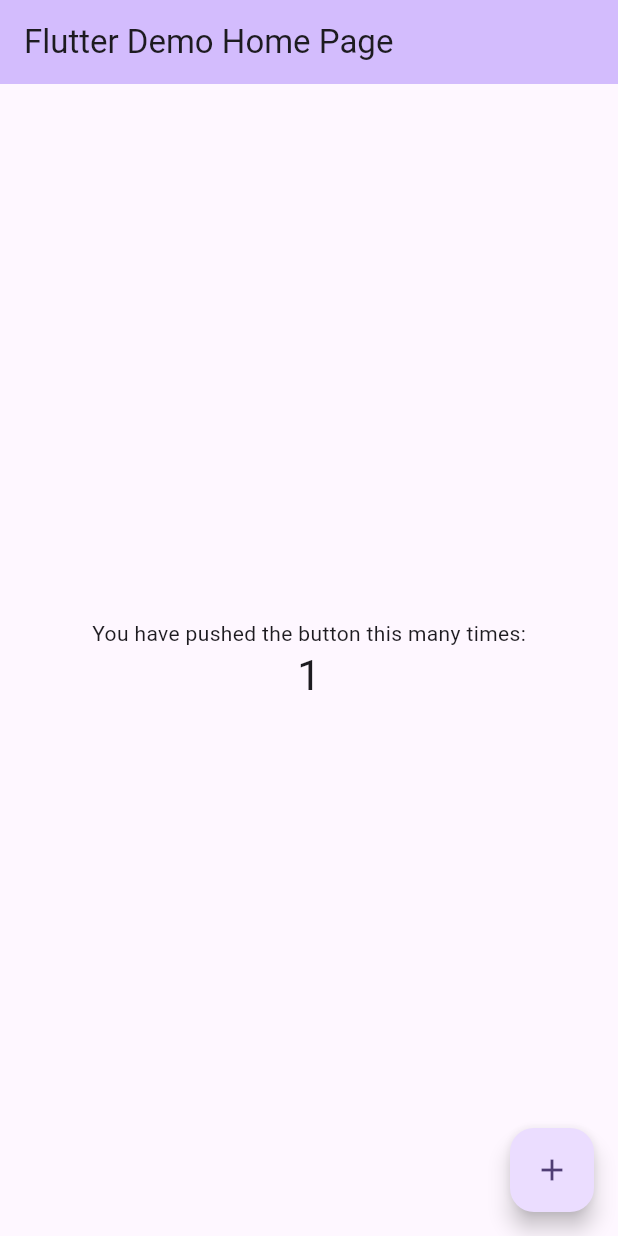
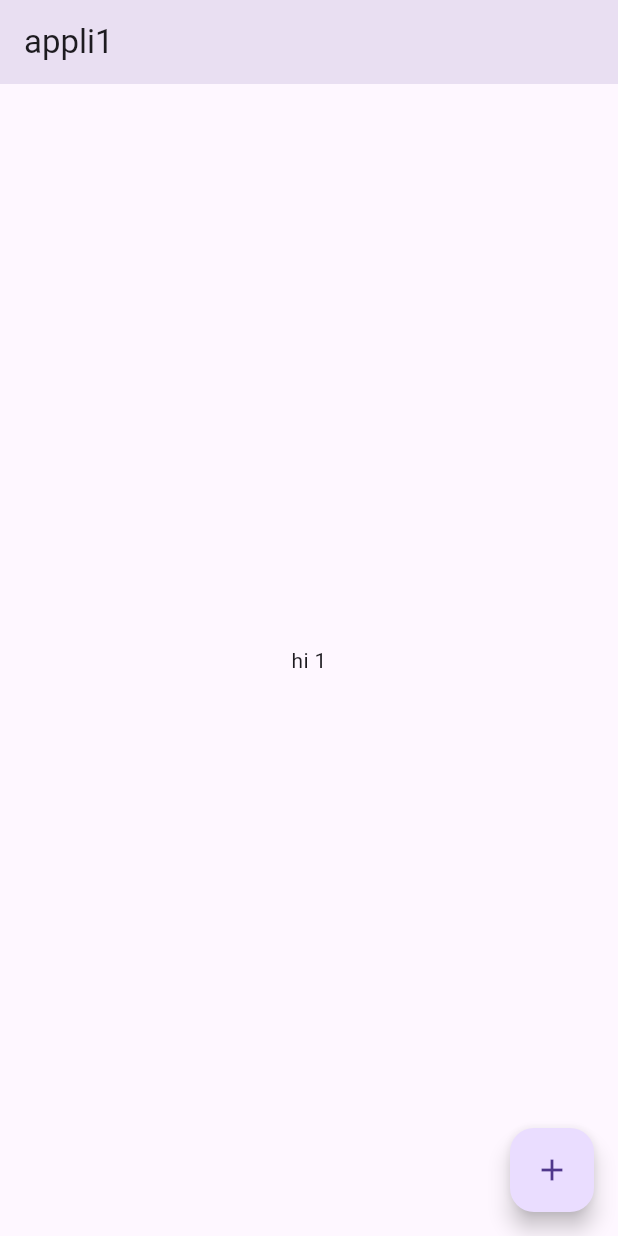
Before and after one commit to LINDEX171/aplli01, a Flutter app: the screen it shows after launch, after a tap on the "add" icon, on a phone screen of 412 x 824 dp. Run offline on Flutter 3.47's test engine with Material 3 defaults, Android fonts, the phone set to English and light mode, and no system bars.

```diff
--- /dev/null
+++ b/doc/widget.txt
@@ -0,0 +1,4 @@
+un widget est une partie qui definit une partie de l'interface
+utilisateur.
+stateless ne change pas avec le temps(statique)
+statefull qui change avec le temps(dynamique)
--- a/lib/main.dart
+++ b/lib/main.dart
@@ -12,114 +12,33 @@ class MyApp extends StatelessWidget {
   Widget build(BuildContext context) {
     return MaterialApp(
       title: 'Flutter Demo',
-      theme: ThemeData(
-        // This is the theme of your application.
-        //
-        // TRY THIS: Try running your application with "flutter run". You'll see
-        // the application has a purple toolbar. Then, without quitting the app,
-        // try changing the seedColor in the colorScheme below to Colors.green
-        // and then invoke "hot reload" (save your changes or press the "hot
-        // reload" button in a Flutter-supported IDE, or press "r" if you used
-        // the command line to start the app).
-        //
-        // Notice that the counter didn't reset back to zero; the application
-        // state is not lost during the reload. To reset the state, use hot
-        // restart instead.
-        //
-        // This works for code too, not just values: Most code changes can be
-        // tested with just a hot reload.
-        colorScheme: ColorScheme.fromSeed(seedColor: Colors.deepPurple),
-        useMaterial3: true,
-      ),
-      home: const MyHomePage(title: 'Flutter Demo Home Page'),
+      home: const HomePage(),
     );
   }
 }
 
-class MyHomePage extends StatefulWidget {
-  const MyHomePage({super.key, required this.title});
-
-  // This widget is the home page of your application. It is stateful, meaning
-  // that it has a State object (defined below) that contains fields that affect
-  // how it looks.
-
-  // This class is the configuration for the state. It holds the values (in this
-  // case the title) provided by the parent (in this case the App widget) and
-  // used by the build method of the State. Fields in a Widget subclass are
-  // always marked "final".
-
-  final String title;
+class HomePage extends StatefulWidget {
+  const HomePage({super.key});
 
   @override
-  State<MyHomePage> createState() => _MyHomePageState();
+  State<HomePage> createState() => _HomePageState();
 }
 
-class _MyHomePageState extends State<MyHomePage> {
-  int _counter = 0;
-
-  void _incrementCounter() {
-    setState(() {
-      // This call to setState tells the Flutter framework that something has
-      // changed in this State, which causes it to rerun the build method below
-      // so that the display can reflect the updated values. If we changed
-      // _counter without calling setState(), then the build method would not be
-      // called again, and so nothing would appear to happen.
-      _counter++;
-    });
-  }
-
+class _HomePageState extends State<HomePage> {
+  int counter = 0;
   @override
   Widget build(BuildContext context) {
-    // This method is rerun every time setState is called, for instance as done
-    // by the _incrementCounter method above.
-    //
-    // The Flutter framework has been optimized to make rerunning build methods
-    // fast, so that you can just rebuild anything that needs updating rather
-    // than having to individually change instances of widgets.
-    return Scaffold(
-      appBar: AppBar(
-        // TRY THIS: Try changing the color here to a specific color (to
-        // Colors.amber, perhaps?) and trigger a hot reload to see the AppBar
-        // change color while the other colors stay the same.
-        backgroundColor: Theme.of(context).colorScheme.inversePrimary,
-        // Here we take the value from the MyHomePage object that was created by
-        // the App.build method, and use it to set our appbar title.
-        title: Text(widget.title),
+    return   Scaffold(
+      appBar: AppBar(title: Text("appli1"), elevation: 12,),
+      body: Center(child: Text("hi $counter")),
+      floatingActionButton: FloatingActionButton(
+        onPressed: (){
+          setState(() {
+            counter+=1;
+          });
+        },
+        child: Icon(Icons.add),
       ),
-      body: Center(
-        // Center is a layout widget. It takes a single child and positions it
-        // in the middle of the parent.
-        child: Column(
-          // Column is also a layout widget. It takes a list of children and
-          // arranges them vertically. By default, it sizes itself to fit its
-          // children horizontally, and tries to be as tall as its parent.
-          //
-          // Column has various properties to control how it sizes itself and
-          // how it positions its children. Here we use mainAxisAlignment to
-          // center the children vertically; the main axis here is the vertical
-          // axis because Columns are vertical (the cross axis would be
-          // horizontal).
-          //
-          // TRY THIS: Invoke "debug painting" (choose the "Toggle Debug Paint"
-          // action in the IDE, or press "p" in the console), to see the
-          // wireframe for each widget.
-          mainAxisAlignment: MainAxisAlignment.center,
-          children: <Widget>[
-            const Text(
-              'You have pushed the button this many times:',
-            ),
-            Text(
-              '$_counter',
-              style: Theme.of(context).textTheme.headlineMedium,
-            ),
-          ],
-        ),
-      ),
-      floatingActionButton: FloatingActionButton(
-        onPressed: _incrementCounter,
-        tooltip: 'Increment',
-        child: const Icon(Icons.add),
-      ), // This trailing comma makes auto-formatting nicer for build methods.
     );
   }
 }
```
